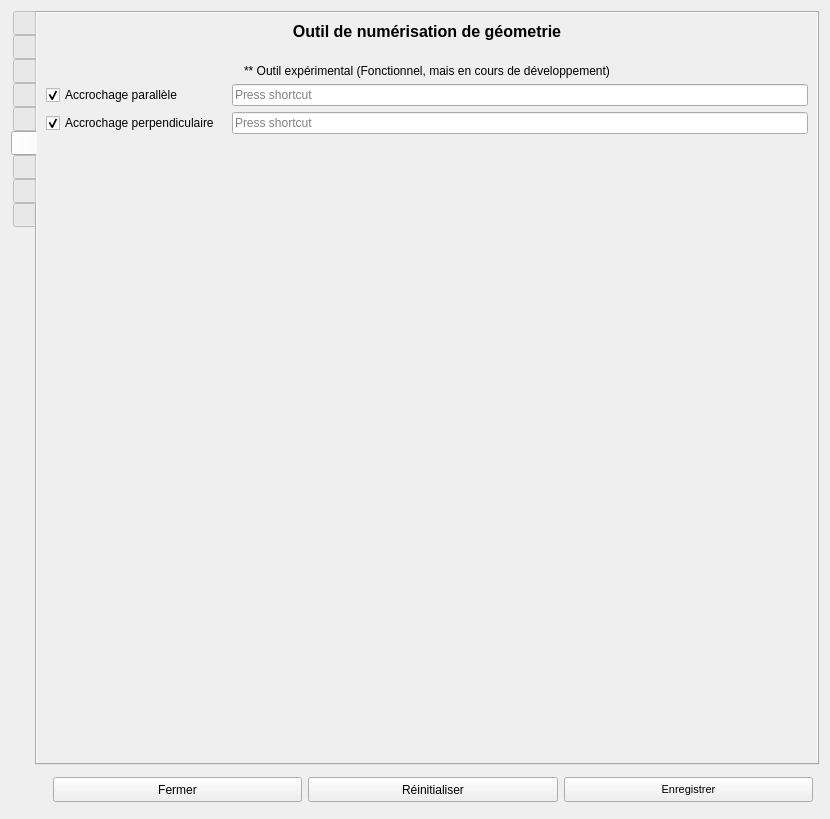
Before: the Qt Designer form interfaces/fenetre_parametre.ui in xbourbeau/outils_MTQ_chainage, drawn with Qt 5.
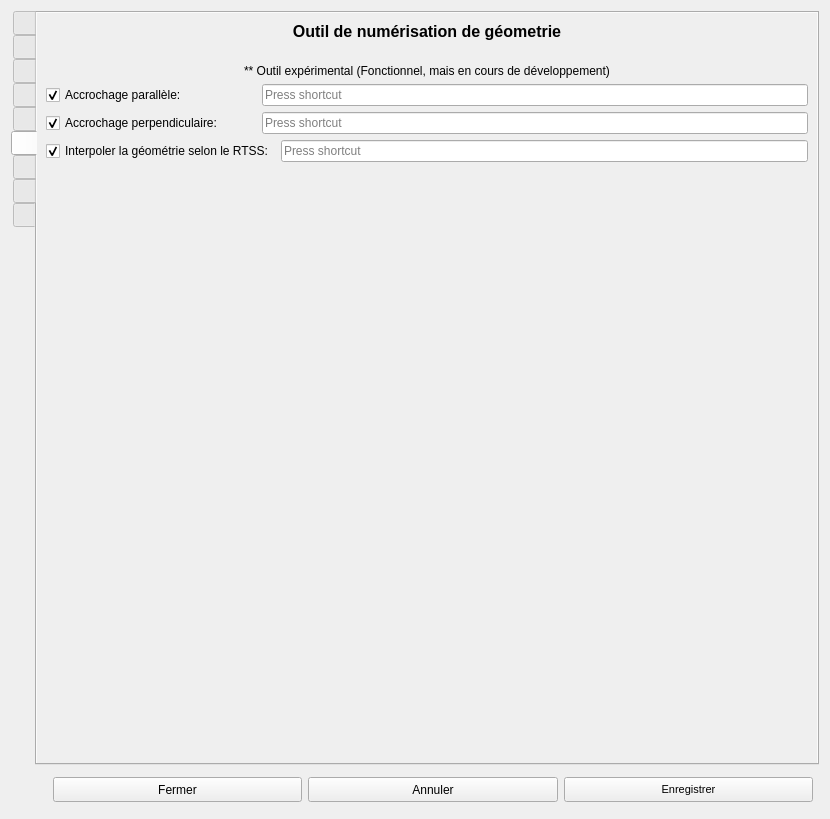
After: the same form once the commit is applied. The open tabs and pages were chosen to show the change. Custom widgets are drawn as their Qt base class.

The edit to the form file:
```diff
--- a/interfaces/fenetre_parametre.ui
+++ b/interfaces/fenetre_parametre.ui
@@ -1939,42 +1939,6 @@
              </property>
             </widget>
            </item>
-           <item row="4" column="0">
-            <layout class="QHBoxLayout" name="horizontalLayout_27">
-             <item>
-              <widget class="QCheckBox" name="chk_shorcut_perpendiculaire">
-               <property name="sizePolicy">
-                <sizepolicy hsizetype="Fixed" vsizetype="Fixed">
-                 <horstretch>0</horstretch>
-                 <verstretch>0</verstretch>
-                </sizepolicy>
-               </property>
-               <property name="minimumSize">
-                <size>
-                 <width>180</width>
-                 <height>0</height>
-                </size>
-               </property>
-               <property name="text">
-                <string>Accrochage perpendiculaire</string>
-               </property>
-               <property name="checked">
-                <bool>true</bool>
-               </property>
-              </widget>
-             </item>
-             <item>
-              <widget class="QKeySequenceEdit" name="key_shortcut_perpendiculaire">
-               <property name="minimumSize">
-                <size>
-                 <width>100</width>
-                 <height>0</height>
-                </size>
-               </property>
-              </widget>
-             </item>
-            </layout>
-           </item>
            <item row="1" column="0">
             <spacer name="verticalSpacer_13">
              <property name="orientation">
@@ -2003,12 +1967,12 @@
                </property>
                <property name="minimumSize">
                 <size>
-                 <width>180</width>
+                 <width>210</width>
                  <height>0</height>
                 </size>
                </property>
                <property name="text">
-                <string>Accrochage parallèle</string>
+                <string>Accrochage parallèle:</string>
                </property>
                <property name="checked">
                 <bool>true</bool>
@@ -2027,7 +1991,79 @@
              </item>
             </layout>
            </item>
+           <item row="4" column="0">
+            <layout class="QHBoxLayout" name="horizontalLayout_27">
+             <item>
+              <widget class="QCheckBox" name="chk_shorcut_perpendiculaire">
+               <property name="sizePolicy">
+                <sizepolicy hsizetype="Fixed" vsizetype="Fixed">
+                 <horstretch>0</horstretch>
+                 <verstretch>0</verstretch>
+                </sizepolicy>
+               </property>
+               <property name="minimumSize">
+                <size>
+                 <width>210</width>
+                 <height>0</height>
+                </size>
+               </property>
+               <property name="text">
+                <string>Accrochage perpendiculaire:</string>
+               </property>
+               <property name="checked">
+                <bool>true</bool>
+               </property>
+              </widget>
+             </item>
+             <item>
+              <widget class="QKeySequenceEdit" name="key_shortcut_perpendiculaire">
+               <property name="minimumSize">
+                <size>
+                 <width>100</width>
+                 <height>0</height>
+                </size>
+               </property>
+              </widget>
+             </item>
+            </layout>
+           </item>
            <item row="5" column="0">
+            <layout class="QHBoxLayout" name="horizontalLayout_32">
+             <item>
+              <widget class="QCheckBox" name="chk_shorcut_interpolate">
+               <property name="sizePolicy">
+                <sizepolicy hsizetype="Fixed" vsizetype="Fixed">
+                 <horstretch>0</horstretch>
+                 <verstretch>0</verstretch>
+                </sizepolicy>
+               </property>
+               <property name="minimumSize">
+                <size>
+                 <width>210</width>
+                 <height>0</height>
+                </size>
+               </property>
+               <property name="text">
+                <string>Interpoler la géométrie selon le RTSS:</string>
+               </property>
+               <property name="checked">
+                <bool>true</bool>
+               </property>
+              </widget>
+             </item>
+             <item>
+              <widget class="QKeySequenceEdit" name="key_shortcut_interpolate">
+               <property name="minimumSize">
+                <size>
+                 <width>100</width>
+                 <height>0</height>
+                </size>
+               </property>
+              </widget>
+             </item>
+            </layout>
+           </item>
+           <item row="6" column="0">
             <spacer name="verticalSpacer_14">
              <property name="orientation">
               <enum>Qt::Vertical</enum>
@@ -3210,7 +3246,7 @@
         </size>
        </property>
        <property name="text">
-        <string>Réinitialiser</string>
+        <string>Annuler</string>
        </property>
       </widget>
      </item>
```
Left out of the diff: 236 changed lines with no effect on the pictures.
